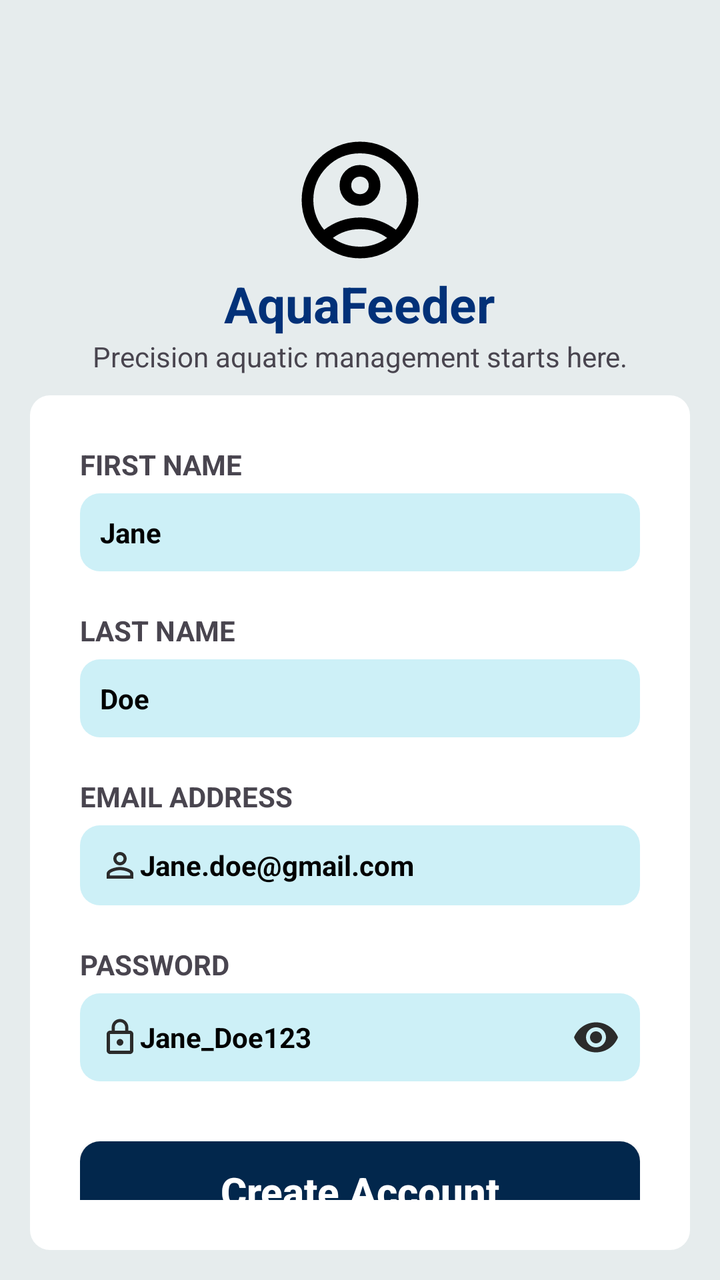
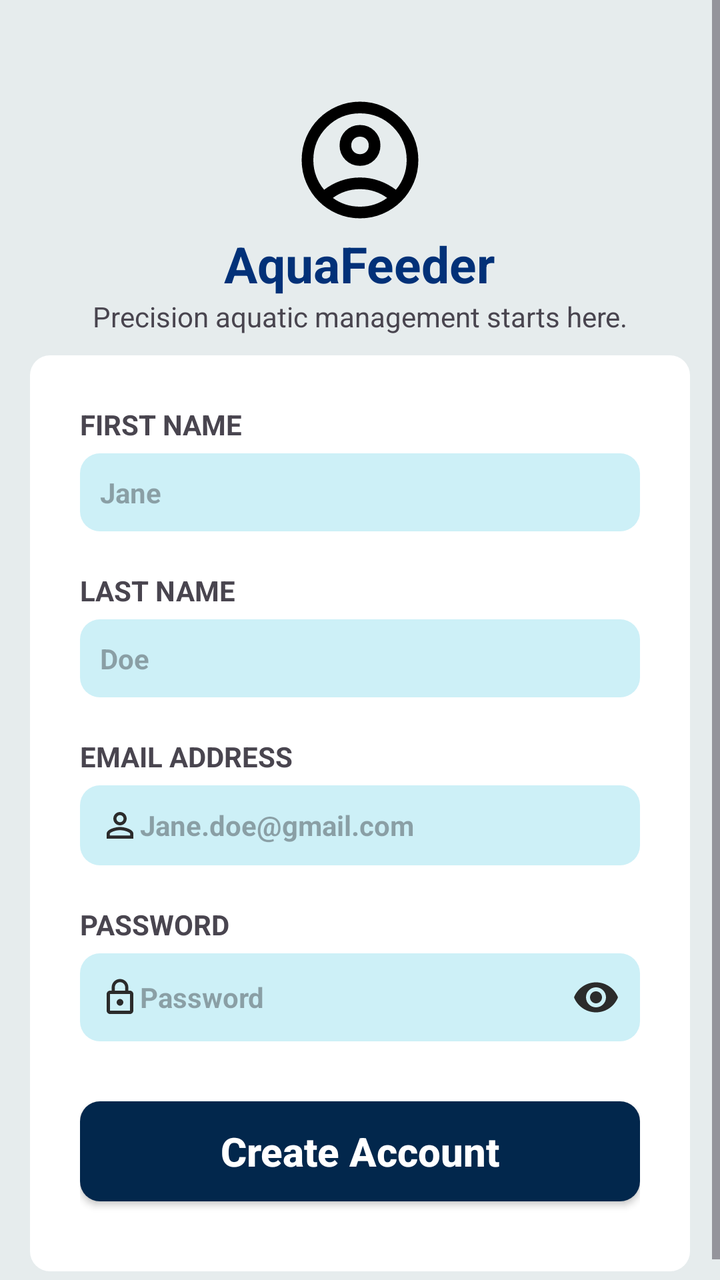

Two renders of the same Android screen: before a commit and after it. Below are the layout's source before the change and the commit's diff.
<!-- AndroidManifest.xml: application theme Theme.MyAPIDemo -->
<!-- res/layout/log_in_page.xml -->
<?xml version="1.0" encoding="utf-8"?>
<androidx.constraintlayout.widget.ConstraintLayout xmlns:android="http://schemas.android.com/apk/res/android"
    android:layout_width="match_parent"
    android:layout_height="match_parent">

    <LinearLayout
        android:layout_width="match_parent"
        android:layout_height="match_parent"
        android:orientation="vertical"
        android:background="@drawable/screen_background"
        android:padding="15dp">

        <LinearLayout
            android:layout_width="match_parent"
            android:layout_height="wrap_content"
            android:orientation="vertical"
            android:gravity="center"
            android:layout_marginTop="50dp">

            <ImageView
                android:layout_width="70dp"
                android:layout_height="70dp"
                android:background="@drawable/profile_pic"
                android:layout_gravity="center"/>

            <TextView
                android:layout_width="wrap_content"
                android:layout_height="wrap_content"
                android:textSize="25dp"
                android:text="AquaFeeder"
                android:textColor="#023178"
                android:textStyle="bold" />

            <TextView
                android:id="@+id/txtSku"
                android:layout_width="match_parent"
                android:layout_height="wrap_content"
                android:gravity="center"
                android:layout_marginBottom="10dp"
                android:text="Precision aquatic management starts here."
                android:textSize="14dp" />


            <LinearLayout
                android:layout_width="match_parent"
                android:layout_height="wrap_content"
                android:background="@drawable/white_background"
                android:orientation="vertical"
                android:padding="25dp">

                <TextView
                    android:id="@+id/txtSku"
                    android:layout_width="match_parent"
                    android:layout_height="wrap_content"
                    android:text="FIRST NAME"
                    android:textStyle="bold"
                    android:layout_marginBottom="5dp"
                    android:textSize="14dp" />

                <EditText
                    android:layout_width="match_parent"
                    android:layout_height="wrap_content"
                    android:text="Jane"
                    android:padding="10dp"
                    android:gravity="left|center"
                    android:textAllCaps="false"
                    android:textStyle="bold"
                    android:textSize="14dp"
                    android:layout_marginBottom="10dp"
                    android:textColor="@color/black"
                    android:background="@drawable/light_blue_background" />

                <TextView
                    android:id="@+id/txtSku"
                    android:layout_width="match_parent"
                    android:layout_height="wrap_content"
                    android:text="LAST NAME"
                    android:textStyle="bold"
                    android:layout_marginTop="10dp"
                    android:layout_marginBottom="5dp"
                    android:textSize="14dp" />

                <EditText
                    android:layout_width="match_parent"
                    android:layout_height="wrap_content"
                    android:text="Doe"
                    android:padding="10dp"
                    android:gravity="left|center"
                    android:textAllCaps="false"
                    android:textStyle="bold"
                    android:textSize="14dp"
                    android:layout_marginBottom="10dp"
                    android:textColor="@color/black"
                    android:background="@drawable/light_blue_background" />

                <TextView
                    android:id="@+id/txtSku"
                    android:layout_width="match_parent"
                    android:layout_height="wrap_content"
                    android:text="EMAIL ADDRESS"
                    android:textStyle="bold"
                    android:layout_marginTop="10dp"
                    android:layout_marginBottom="5dp"
                    android:textSize="14dp" />

                <EditText
                    android:layout_width="match_parent"
                    android:layout_height="wrap_content"

                    android:text="Jane.doe@gmail.com"
                    android:padding="10dp"
                    android:drawableStart="@drawable/email_icon"
                    android:gravity="left|center"
                    android:textAllCaps="false"
                    android:textStyle="bold"
                    android:textSize="14dp"
                    android:layout_marginBottom="10dp"
                    android:textColor="@color/black"
                    android:background="@drawable/light_blue_background" />

                <TextView
                    android:id="@+id/txtSku"
                    android:layout_width="match_parent"
                    android:layout_height="wrap_content"
                    android:text="PASSWORD"
                    android:textStyle="bold"
                    android:layout_marginTop="10dp"
                    android:layout_marginBottom="5dp"
                    android:textSize="14dp" />

                <EditText
                    android:layout_width="match_parent"
                    android:layout_height="wrap_content"

                    android:text="Jane_Doe123"
                    android:padding="10dp"
                    android:gravity="left|center"
                    android:textAllCaps="false"
                    android:textStyle="bold"
                    android:textSize="14dp"
                    android:drawableStart="@drawable/password_icon"
                    android:drawableEnd="@drawable/see_pass_icon"
                    android:layout_marginBottom="10dp"
                    android:textColor="@color/black"
                    android:background="@drawable/light_blue_background" />

                <android.widget.Button
                    android:layout_width="match_parent"
                    android:gravity="center"
                    android:layout_height="50dp"
                    android:text="Create Account"
                    android:textAllCaps="false"
                    android:textStyle="bold"
                    android:textSize="20dp"
                    android:layout_marginTop="20dp"
                    android:layout_marginBottom="10dp"
                    android:textColor="@color/white"
                    android:background="@drawable/blue_background"/>



            </LinearLayout>

        </LinearLayout>

    </LinearLayout>

</androidx.constraintlayout.widget.ConstraintLayout>
<!-- resources referenced by this layout -->
<resources>
  <color name="black">#FF000000</color>
  <color name="white">#FFFFFFFF</color>
  <!-- drawable blue_background (drawable) -->
  <?xml version="1.0" encoding="utf-8"?>
  <shape xmlns:android="http://schemas.android.com/apk/res/android" android:shape="rectangle">
      <solid android:color="#02274C"/>
      <corners android:radius="10dp"/>
  
  </shape>
  <!-- drawable email_icon (drawable) -->
  <vector xmlns:android="http://schemas.android.com/apk/res/android" android:height="20dp" android:tint="#2B2B2B" android:viewportHeight="24" android:viewportWidth="24" android:width="20dp">
        
      <path android:fillColor="@android:color/white" android:pathData="M12,5.9c1.16,0 2.1,0.94 2.1,2.1s-0.94,2.1 -2.1,2.1S9.9,9.16 9.9,8s0.94,-2.1 2.1,-2.1m0,9c2.97,0 6.1,1.46 6.1,2.1v1.1L5.9,18.1L5.9,17c0,-0.64 3.13,-2.1 6.1,-2.1M12,4C9.79,4 8,5.79 8,8s1.79,4 4,4 4,-1.79 4,-4 -1.79,-4 -4,-4zM12,13c-2.67,0 -8,1.34 -8,4v3h16v-3c0,-2.66 -5.33,-4 -8,-4z"/>
      
  </vector>
  <!-- drawable light_blue_background (drawable) -->
  <?xml version="1.0" encoding="utf-8"?>
  <shape xmlns:android="http://schemas.android.com/apk/res/android" android:shape="rectangle">
      <solid android:color="#CDF0F7"/>
      <corners android:radius="10dp"/>
  
  </shape>
  <!-- drawable password_icon (drawable) -->
  <vector xmlns:android="http://schemas.android.com/apk/res/android" android:height="20dp" android:tint="#2B2B2B" android:viewportHeight="24" android:viewportWidth="24" android:width="20dp">
        
      <path android:fillColor="@android:color/white" android:pathData="M12,17c1.1,0 2,-0.9 2,-2s-0.9,-2 -2,-2s-2,0.9 -2,2S10.9,17 12,17zM18,8h-1V6c0,-2.76 -2.24,-5 -5,-5S7,3.24 7,6v2H6c-1.1,0 -2,0.9 -2,2v10c0,1.1 0.9,2 2,2h12c1.1,0 2,-0.9 2,-2V10C20,8.9 19.1,8 18,8zM8.9,6c0,-1.71 1.39,-3.1 3.1,-3.1s3.1,1.39 3.1,3.1v2H8.9V6zM18,20H6V10h12V20z"/>
      
  </vector>
  <!-- drawable screen_background (drawable) -->
  <?xml version="1.0" encoding="utf-8"?>
  <shape xmlns:android="http://schemas.android.com/apk/res/android" android:shape="rectangle">
      <solid android:color="#E6ECED"/>
  
  </shape>
  <!-- drawable see_pass_icon (drawable) -->
  <vector xmlns:android="http://schemas.android.com/apk/res/android" android:height="24dp" android:tint="#2B2B2B" android:viewportHeight="24" android:viewportWidth="24" android:width="24dp">
        
      <path android:fillColor="@android:color/white" android:pathData="M12,4.5C7,4.5 2.73,7.61 1,12c1.73,4.39 6,7.5 11,7.5s9.27,-3.11 11,-7.5c-1.73,-4.39 -6,-7.5 -11,-7.5zM12,17c-2.76,0 -5,-2.24 -5,-5s2.24,-5 5,-5 5,2.24 5,5 -2.24,5 -5,5zM12,9c-1.66,0 -3,1.34 -3,3s1.34,3 3,3 3,-1.34 3,-3 -1.34,-3 -3,-3z"/>
      
  </vector>
  <!-- drawable white_background (drawable) -->
  <?xml version="1.0" encoding="utf-8"?>
  <shape xmlns:android="http://schemas.android.com/apk/res/android" android:shape="rectangle">
      <solid android:color="#FFFFFF"/>
      <corners android:radius="10dp"/>
  
  </shape>
  <style name="Theme.MyAPIDemo" parent="Base.Theme.MyAPIDemo" />
  <style name="Base.Theme.MyAPIDemo" parent="Theme.Material3.DayNight.NoActionBar">
          
          
      </style>
  <!-- unchanged entries left out for length: 1 -->
</resources>

<!-- the commit's change to res/layout/log_in_page.xml (unified diff, before → after) -->
@@ -1,168 +1,175 @@
 <?xml version="1.0" encoding="utf-8"?>
 <androidx.constraintlayout.widget.ConstraintLayout xmlns:android="http://schemas.android.com/apk/res/android"
+    xmlns:tools="http://schemas.android.com/tools"
     android:layout_width="match_parent"
-    android:layout_height="match_parent">
+    android:layout_height="match_parent"
+    tools:context=".LoginActivity">
 
-    <LinearLayout
+    <ScrollView
         android:layout_width="match_parent"
-        android:layout_height="match_parent"
-        android:orientation="vertical"
-        android:background="@drawable/screen_background"
-        android:padding="15dp">
+        android:layout_height="match_parent">
 
         <LinearLayout
             android:layout_width="match_parent"
             android:layout_height="wrap_content"
             android:orientation="vertical"
-            android:gravity="center"
-            android:layout_marginTop="50dp">
+            android:background="@drawable/screen_background"
+            android:padding="15dp">
 
-            <ImageView
-                android:layout_width="70dp"
-                android:layout_height="70dp"
-                android:background="@drawable/profile_pic"
-                android:layout_gravity="center"/>
-
-            <TextView
-                android:layout_width="wrap_content"
-                android:layout_height="wrap_content"
-                android:textSize="25dp"
-                android:text="AquaFeeder"
-                android:textColor="#023178"
-                android:textStyle="bold" />
-
-            <TextView
-                android:id="@+id/txtSku"
+            <LinearLayout
+                android:id="@+id/header_profile"
                 android:layout_width="match_parent"
                 android:layout_height="wrap_content"
+                android:orientation="vertical"
                 android:gravity="center"
-                android:layout_marginBottom="10dp"
-                android:text="Precision aquatic management starts here."
-                android:textSize="14dp" />
+                android:clickable="true"
+                android:focusable="true"
+                android:layout_marginTop="30dp">
 
-
-            <LinearLayout
-                android:layout_width="match_parent"
-                android:layout_height="wrap_content"
-                android:background="@drawable/white_background"
-                android:orientation="vertical"
-                android:padding="25dp">
+                <ImageView
+                    android:layout_width="70dp"
+                    android:layout_height="70dp"
+                    android:background="@drawable/profile_pic"
+                    android:layout_gravity="center"/>
 
                 <TextView
-                    android:id="@+id/txtSku"
+                    android:layout_width="wrap_content"
+                    android:layout_height="wrap_content"
+                    android:textSize="25dp"
+                    android:text="AquaFeeder"
+                    android:textColor="#023178"
+                    android:textStyle="bold" />
+
+                <TextView
                     android:layout_width="match_parent"
                     android:layout_height="wrap_content"
-                    android:text="FIRST NAME"
-                    android:textStyle="bold"
-                    android:layout_marginBottom="5dp"
+                    android:gravity="center"
+                    android:layout_marginBottom="10dp"
+                    android:text="Precision aquatic management starts here."
                     android:textSize="14dp" />
 
-                <EditText
+                <LinearLayout
                     android:layout_width="match_parent"
                     android:layout_height="wrap_content"
-                    android:text="Jane"
-                    android:padding="10dp"
-                    android:gravity="left|center"
-                    android:textAllCaps="false"
-                    android:textStyle="bold"
-                    android:textSize="14dp"
-                    android:layout_marginBottom="10dp"
-                    android:textColor="@color/black"
-                    android:background="@drawable/light_blue_background" />
+                    android:background="@drawable/white_background"
+                    android:orientation="vertical"
+                    android:padding="25dp">
 
-                <TextView
-                    android:id="@+id/txtSku"
-                    android:layout_width="match_parent"
-                    android:layout_height="wrap_content"
-                    android:text="LAST NAME"
-                    android:textStyle="bold"
-                    android:layout_marginTop="10dp"
-                    android:layout_marginBottom="5dp"
-                    android:textSize="14dp" />
+                    <TextView
+                        android:layout_width="match_parent"
+                        android:layout_height="wrap_content"
+                        android:text="FIRST NAME"
+                        android:textStyle="bold"
+                        android:layout_marginBottom="5dp"
+                        android:textSize="14dp" />
 
-                <EditText
-                    android:layout_width="match_parent"
-                    android:layout_height="wrap_content"
-                    android:text="Doe"
-                    android:padding="10dp"
-                    android:gravity="left|center"
-                    android:textAllCaps="false"
-                    android:textStyle="bold"
-                    android:textSize="14dp"
-                    android:layout_marginBottom="10dp"
-                    android:textColor="@color/black"
-                    android:background="@drawable/light_blue_background" />
+                    <EditText
+                        android:id="@+id/edt_first_name"
+                        android:layout_width="match_parent"
+                        android:layout_height="wrap_content"
+                        android:hint="Jane"
+                        android:padding="10dp"
+                        android:gravity="left|center"
+                        android:textAllCaps="false"
+                        android:textStyle="bold"
+                        android:textSize="14dp"
+                        android:layout_marginBottom="10dp"
+                        android:textColor="@color/black"
+                        android:background="@drawable/light_blue_background" />
 
-                <TextView
-                    android:id="@+id/txtSku"
-                    android:layout_width="match_parent"
-                    android:layout_height="wrap_content"
-                    android:text="EMAIL ADDRESS"
-                    android:textStyle="bold"
-                    android:layout_marginTop="10dp"
-                    android:layout_marginBottom="5dp"
-                    android:textSize="14dp" />
+                    <TextView
+                        android:layout_width="match_parent"
+                        android:layout_height="wrap_content"
+                        android:text="LAST NAME"
+                        android:textStyle="bold"
+                        android:layout_marginTop="10dp"
+                        android:layout_marginBottom="5dp"
+                        android:textSize="14dp" />
 
-                <EditText
-                    android:layout_width="match_parent"
-                    android:layout_height="wrap_content"
+                    <EditText
+                        android:id="@+id/edt_last_name"
+                        android:layout_width="match_parent"
+                        android:layout_height="wrap_content"
+                        android:hint="Doe"
+                        android:padding="10dp"
+                        android:gravity="left|center"
+                        android:textAllCaps="false"
+                        android:textStyle="bold"
+                        android:textSize="14dp"
+                        android:layout_marginBottom="10dp"
+                        android:textColor="@color/black"
+                        android:background="@drawable/light_blue_background" />
 
-                    android:text="Jane.doe@gmail.com"
-                    android:padding="10dp"
-                    android:drawableStart="@drawable/email_icon"
-                    android:gravity="left|center"
-                    android:textAllCaps="false"
-                    android:textStyle="bold"
-                    android:textSize="14dp"
-                    android:layout_marginBottom="10dp"
-                    android:textColor="@color/black"
-                    android:background="@drawable/light_blue_background" />
+                    <TextView
+                        android:layout_width="match_parent"
+                        android:layout_height="wrap_content"
+                        android:text="EMAIL ADDRESS"
+                        android:textStyle="bold"
+                        android:layout_marginTop="10dp"
+                        android:layout_marginBottom="5dp"
+                        android:textSize="14dp" />
 
-                <TextView
-                    android:id="@+id/txtSku"
-                    android:layout_width="match_parent"
-                    android:layout_height="wrap_content"
-                    android:text="PASSWORD"
-                    android:textStyle="bold"
-                    android:layout_marginTop="10dp"
-                    android:layout_marginBottom="5dp"
-                    android:textSize="14dp" />
+                    <EditText
+                        android:id="@+id/edt_email"
+                        android:layout_width="match_parent"
+                        android:layout_height="wrap_content"
+                        android:hint="Jane.doe@gmail.com"
+                        android:inputType="textEmailAddress"
+                        android:padding="10dp"
+                        android:drawableStart="@drawable/email_icon"
+                        android:gravity="left|center"
+                        android:textAllCaps="false"
+                        android:textStyle="bold"
+                        android:textSize="14dp"
+                        android:layout_marginBottom="10dp"
+                        android:textColor="@color/black"
+                        android:background="@drawable/light_blue_background" />
 
-                <EditText
-                    android:layout_width="match_parent"
-                    android:layout_height="wrap_content"
+                    <TextView
+                        android:layout_width="match_parent"
+                        android:layout_height="wrap_content"
+                        android:text="PASSWORD"
+                        android:textStyle="bold"
+                        android:layout_marginTop="10dp"
+                        android:layout_marginBottom="5dp"
+                        android:textSize="14dp" />
 
-                    android:text="Jane_Doe123"
-                    android:padding="10dp"
-                    android:gravity="left|center"
-                    android:textAllCaps="false"
-                    android:textStyle="bold"
-                    android:textSize="14dp"
-                    android:drawableStart="@drawable/password_icon"
-                    android:drawableEnd="@drawable/see_pass_icon"
-                    android:layout_marginBottom="10dp"
-                    android:textColor="@color/black"
-                    android:background="@drawable/light_blue_background" />
+                    <EditText
+                        android:id="@+id/edt_password"
+                        android:layout_width="match_parent"
+                        android:layout_height="wrap_content"
+                        android:hint="Password"
+                        android:inputType="textPassword"
+                        android:padding="10dp"
+                        android:gravity="left|center"
+                        android:textAllCaps="false"
+                        android:textStyle="bold"
+                        android:textSize="14dp"
+                        android:drawableStart="@drawable/password_icon"
+                        android:drawableEnd="@drawable/see_pass_icon"
+                        android:layout_marginBottom="10dp"
+                        android:textColor="@color/black"
+                        android:background="@drawable/light_blue_background" />
 
-                <android.widget.Button
-                    android:layout_width="match_parent"
-                    android:gravity="center"
-                    android:layout_height="50dp"
-                    android:text="Create Account"
-                    android:textAllCaps="false"
-                    android:textStyle="bold"
-                    android:textSize="20dp"
-                    android:layout_marginTop="20dp"
-                    android:layout_marginBottom="10dp"
-                    android:textColor="@color/white"
-                    android:background="@drawable/blue_background"/>
+                    <android.widget.Button
+                        android:id="@+id/btn_create_account"
+                        android:layout_width="match_parent"
+                        android:gravity="center"
+                        android:layout_height="50dp"
+                        android:text="Create Account"
+                        android:textAllCaps="false"
+                        android:textStyle="bold"
+                        android:textSize="20dp"
+                        android:layout_marginTop="20dp"
+                        android:layout_marginBottom="10dp"
+                        android:textColor="@color/white"
+                        android:background="@drawable/blue_background"/>
 
-
+                </LinearLayout>
 
             </LinearLayout>
 
         </LinearLayout>
-
-    </LinearLayout>
+    </ScrollView>
 
 </androidx.constraintlayout.widget.ConstraintLayout>
